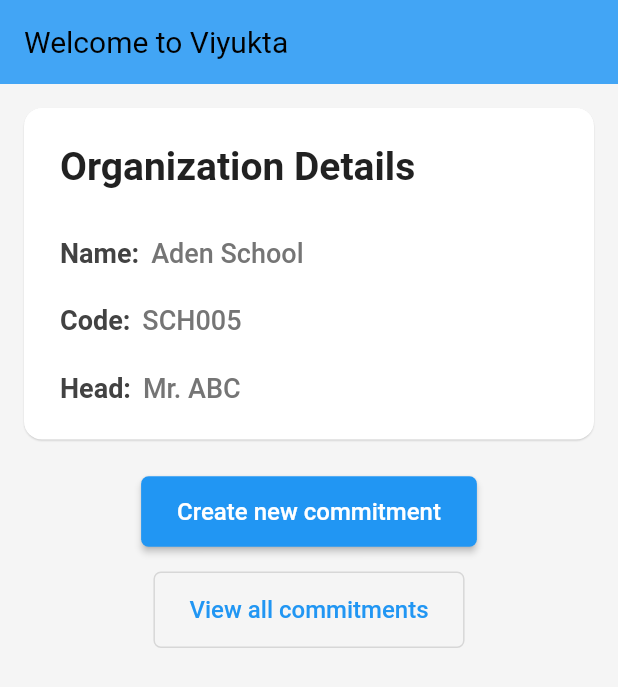
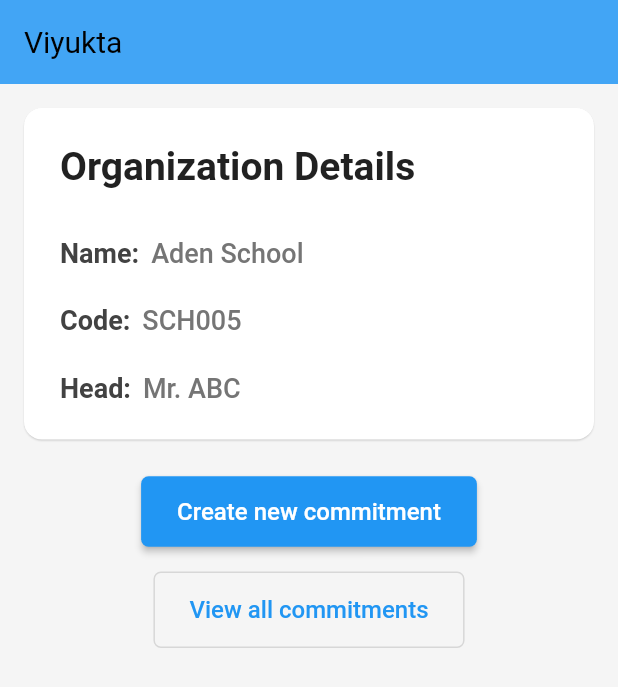
Before and after one commit to vigneshksaithal/viyukta, a Flutter app: the screen it shows after launch, on a phone screen of 412 x 824 dp. Shown: the top 687 px of the screen. Run offline on Flutter 3.47's test engine with Material 2 defaults, Android fonts, the phone set to English and light mode, and no system bars; our stand-ins replace flutter_riverpod, hive_flutter, page_transition; missing offline and left inert: encrypt, flutter_sms, protobuf; accounts and stored records are empty.

Commit message:
Change title to "Viyukta"

```diff
--- a/lib/pages/home_page/home_page.dart
+++ b/lib/pages/home_page/home_page.dart
@@ -11,7 +11,7 @@ class HomePage extends StatelessWidget {
   Widget build(BuildContext context) {
     return Scaffold(
       appBar: AppBar(
-        title: const Text('Welcome to Viyukta'),
+        title: const Text('Viyukta'),
       ),
       body: SafeArea(
         child: Container(
```
